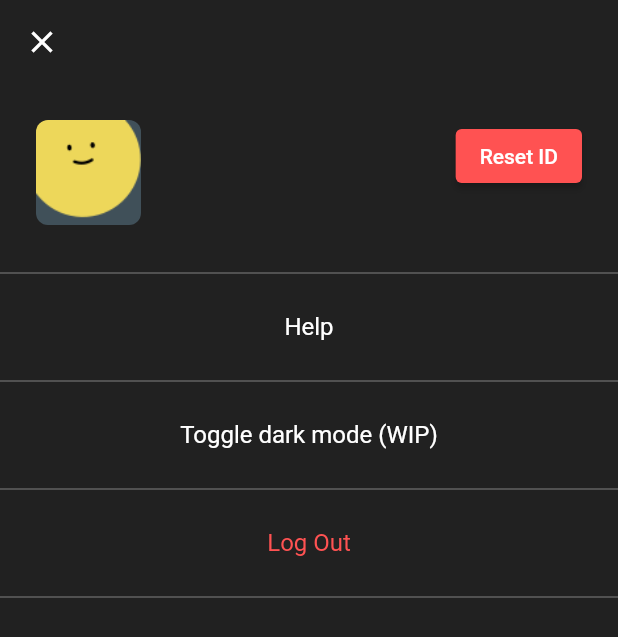
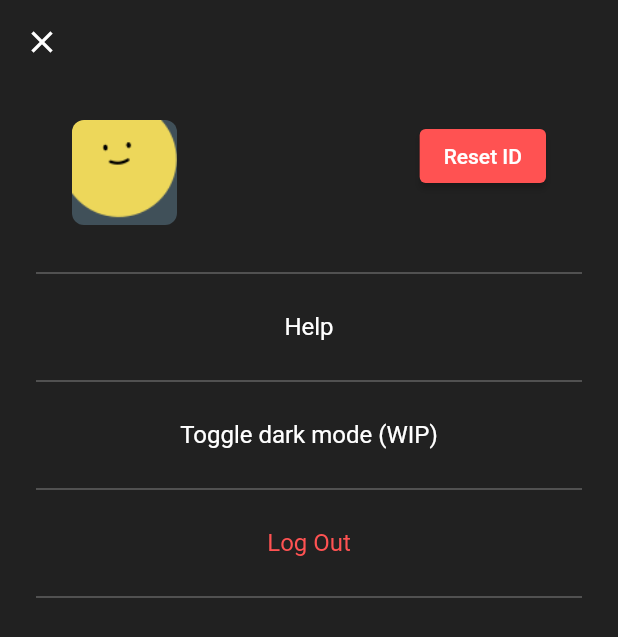
Before and after one commit to Frooge/thread_app, a Flutter app: the SettingsScreen screen opened by its route, on a phone screen of 412 x 824 dp. Shown: the top 637 px of the screen. Run offline on Flutter 3.47's test engine with Material 2 defaults, Android fonts, the phone set to English and light mode, and no system bars; our stand-ins replace cloud_firestore, firebase_auth, firebase_core; accounts and stored records are empty.

Commit message:
responsive web widget width

```diff
--- a/lib/screens/settings_screen.dart
+++ b/lib/screens/settings_screen.dart
@@ -40,7 +40,13 @@ class _SettingsScreenState extends State<SettingsScreen> {
       initialData: UserModel.empty(),
       child: Scaffold(
         appBar: BackAppBar(),
-        body: Column(
+        body: Center(
+          child: Container(
+            constraints: const BoxConstraints(
+            maxWidth: Constants.small_screen
+            ),
+            padding: Constants.px_3,
+            child: Column(
               mainAxisSize: MainAxisSize.max,
               mainAxisAlignment: MainAxisAlignment.start,
               crossAxisAlignment: CrossAxisAlignment.center,
@@ -65,6 +71,8 @@ class _SettingsScreenState extends State<SettingsScreen> {
                 ),
                 menuDivider(),
               ],
+            ),
+          ),
         )
       ),
     );
--- a/lib/utils/constants.dart
+++ b/lib/utils/constants.dart
@@ -3,6 +3,9 @@
 import 'package:flutter/material.dart';
 
 class Constants {
+  static const double small_screen = 640;
+  static const double medium_screen = 1008;
+
   static const double psize_1 = 8.0;
   static const double psize_2 = 16.0;
   static const double psize_3 = 24.0;
```
Also changed, not shown: lib/screens/home_screen.dart (+21 -12 lines), lib/screens/login_screen.dart (+11 -6 lines), lib/screens/register_screen.dart (+6 -3 lines), lib/firebase_options.dart. Lines whose indentation alone changed are shown as unchanged.
